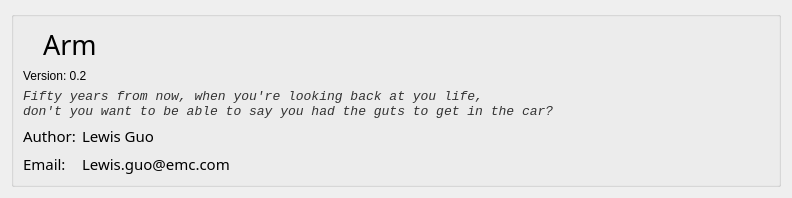
guolisen/Arm, file aboutdialog.ui: the form before one commit.
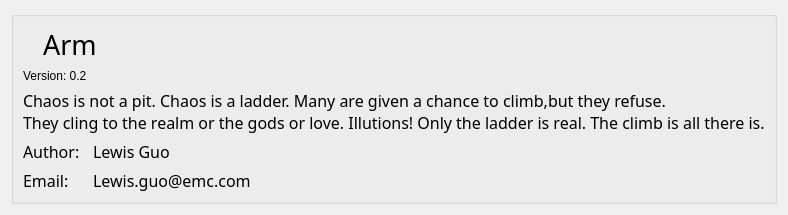
The form after the commit. Icons and pictures are not drawn.

What changed in the file:
```diff
--- a/aboutdialog.ui
+++ b/aboutdialog.ui
@@ -6,7 +6,7 @@
    <rect>
     <x>0</x>
     <y>0</y>
-    <width>792</width>
+    <width>458</width>
     <height>186</height>
    </rect>
   </property>
@@ -26,6 +26,71 @@
       <string/>
      </property>
      <layout class="QGridLayout" name="gridLayout_2">
+      <item row="5" column="1">
+       <widget class="QLabel" name="label_8">
+        <property name="font">
+         <font>
+          <family>Microsoft Yi Baiti</family>
+          <pointsize>12</pointsize>
+         </font>
+        </property>
+        <property name="text">
+         <string>Lewis.guo@emc.com</string>
+        </property>
+       </widget>
+      </item>
+      <item row="4" column="0">
+       <widget class="QLabel" name="label_3">
+        <property name="sizePolicy">
+         <sizepolicy hsizetype="Fixed" vsizetype="Fixed">
+          <horstretch>0</horstretch>
+          <verstretch>0</verstretch>
+         </sizepolicy>
+        </property>
+        <property name="font">
+         <font>
+          <family>Microsoft Yi Baiti</family>
+          <pointsize>12</pointsize>
+         </font>
+        </property>
+        <property name="text">
+         <string>Author:</string>
+        </property>
+       </widget>
+      </item>
+      <item row="3" column="0" colspan="2">
+       <widget class="QLabel" name="label_2">
+        <property name="font">
+         <font>
+          <family>Tempus Sans ITC</family>
+          <pointsize>10</pointsize>
+          <italic>false</italic>
+         </font>
+        </property>
+        <property name="text">
+         <string>&lt;html&gt;&lt;head/&gt;&lt;body&gt;&lt;p&gt;&lt;span style=&quot; font-size:12pt;&quot;&gt;Chaos is not a pit. Chaos is a ladder. Many are given a chance to climb,but they refuse.&lt;br/&gt;They cling to the realm or the gods or love. Illutions! Only the ladder is real. The climb is all there is.&lt;/span&gt;&lt;/p&gt;&lt;/body&gt;&lt;/html&gt;</string>
+        </property>
+       </widget>
+      </item>
+      <item row="5" column="0">
+       <widget class="QLabel" name="label_4">
+        <property name="sizePolicy">
+         <sizepolicy hsizetype="Fixed" vsizetype="Fixed">
+          <horstretch>0</horstretch>
+          <verstretch>0</verstretch>
+         </sizepolicy>
+        </property>
+        <property name="font">
+         <font>
+          <family>Microsoft Yi Baiti</family>
+          <pointsize>12</pointsize>
+         </font>
+        </property>
+        <property name="text">
+         <string>Email:</string>
+        </property>
+       </widget>
+      </item>
       <item row="0" column="0" colspan="2">
        <layout class="QHBoxLayout" name="horizontalLayout">
         <item>
@@ -59,52 +124,12 @@
         </item>
        </layout>
       </item>
-      <item row="1" column="0" colspan="2">
-       <widget class="QLabel" name="versionLabel">
-        <property name="text">
-         <string>Version: 0.2</string>
-        </property>
-       </widget>
-      </item>
-      <item row="2" column="0" colspan="2">
-       <widget class="QLabel" name="label_2">
-        <property name="font">
-         <font>
-          <family>Courier New</family>
-          <pointsize>10</pointsize>
-         </font>
-        </property>
-        <property name="text">
-         <string>&lt;html&gt;&lt;head/&gt;&lt;body&gt;&lt;p&gt;&lt;span style=&quot; font-style:italic; color:#333333; &quot;&gt;Fifty years from now, when you're looking back at you life,&lt;/span&gt;&lt;br/&gt;&lt;span style=&quot; font-style:italic; color:#333333; &quot;&gt;don't you want to be able to say you had the guts to get in the car?&lt;/span&gt;&lt;/p&gt;&lt;/body&gt;&lt;/html&gt;</string>
-        </property>
-       </widget>
-      </item>
-      <item row="3" column="0">
-       <widget class="QLabel" name="label_3">
-        <property name="sizePolicy">
-         <sizepolicy hsizetype="Fixed" vsizetype="Fixed">
-          <horstretch>0</horstretch>
-          <verstretch>0</verstretch>
-         </sizepolicy>
-        </property>
-        <property name="font">
-         <font>
-          <family>Miriam</family>
-          <pointsize>11</pointsize>
-          <italic>false</italic>
-         </font>
-        </property>
-        <property name="text">
-         <string>Author:</string>
-        </property>
-       </widget>
-      </item>
-      <item row="3" column="1">
+      <item row="4" column="1">
        <widget class="QLabel" name="label_7">
         <property name="font">
          <font>
-          <family>Miriam</family>
-          <pointsize>11</pointsize>
+          <family>Microsoft Yi Baiti</family>
+          <pointsize>12</pointsize>
          </font>
         </property>
         <property name="text">
@@ -112,36 +137,10 @@
         </property>
        </widget>
       </item>
-      <item row="4" column="0">
-       <widget class="QLabel" name="label_4">
-        <property name="sizePolicy">
-         <sizepolicy hsizetype="Fixed" vsizetype="Fixed">
-          <horstretch>0</horstretch>
-          <verstretch>0</verstretch>
-         </sizepolicy>
-        </property>
-        <property name="font">
-         <font>
-          <family>Miriam</family>
-          <pointsize>11</pointsize>
-          <italic>false</italic>
-         </font>
-        </property>
+      <item row="2" column="0">
+       <widget class="QLabel" name="versionLabel">
         <property name="text">
-         <string>Email:</string>
-        </property>
-       </widget>
-      </item>
-      <item row="4" column="1">
-       <widget class="QLabel" name="label_8">
-        <property name="font">
-         <font>
-          <family>Miriam</family>
-          <pointsize>11</pointsize>
-         </font>
-        </property>
-        <property name="text">
-         <string>Lewis.guo@emc.com</string>
+         <string>Version: 0.2</string>
         </property>
        </widget>
       </item>
```
